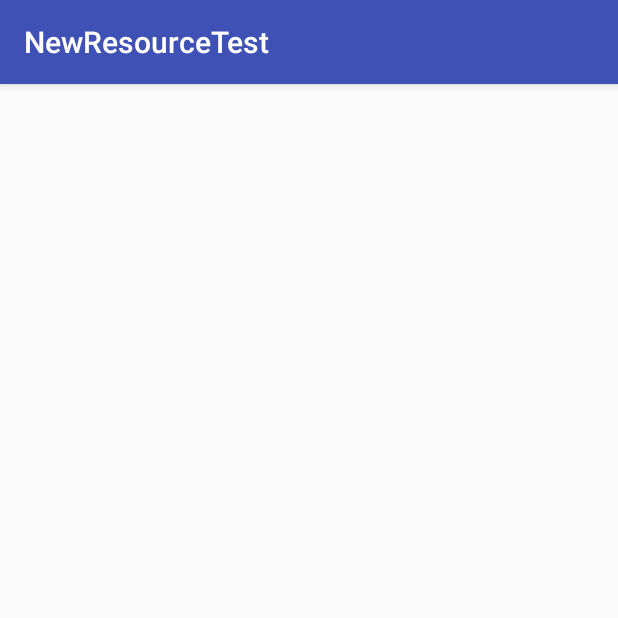
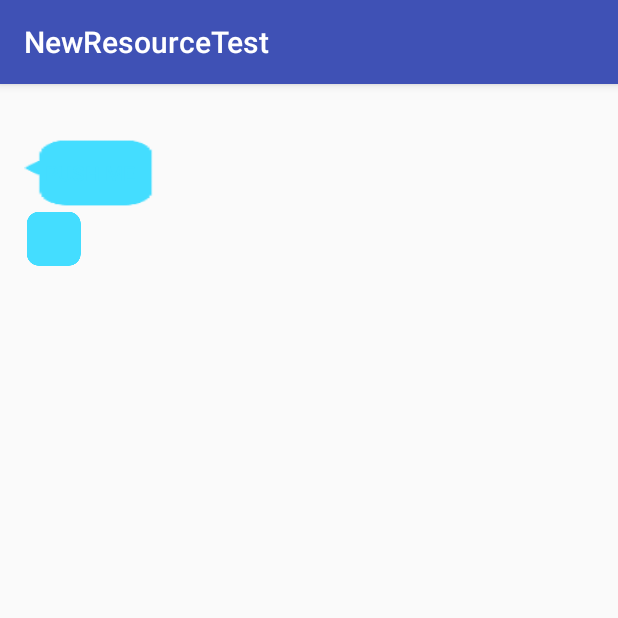
Before and after one commit to dagezi/AndroidTintTest, an Android app: the screen it shows after launch (MainActivity), on a phone screen of 412 x 824 dp, the top half of it. Run offline under Robolectric (Android 15) with nearby library versions, the phone set to English and light mode, and no system bars; our stand-ins replace ButterKnife.

Commit message:
with textColor, pressed works.
It this known bug?
http://stackoverflow.com/questions/27735890/lollipops-backgroundtint-has-no-effect-on-a-button

```diff
--- a/app/src/main/res/layout/activity_main.xml
+++ b/app/src/main/res/layout/activity_main.xml
@@ -17,7 +17,9 @@
 
     <Button
         android:id="@+id/npButton"
-        android:background="@drawable/balloon_state"
+        android:textColor="@color/button_colors"
+        android:background="@drawable/balloon"
+        android:backgroundTint="@color/button_colors"
         android:onClick="disableIButton"
         android:stateListAnimator="@null"
         android:text="push me"
```
